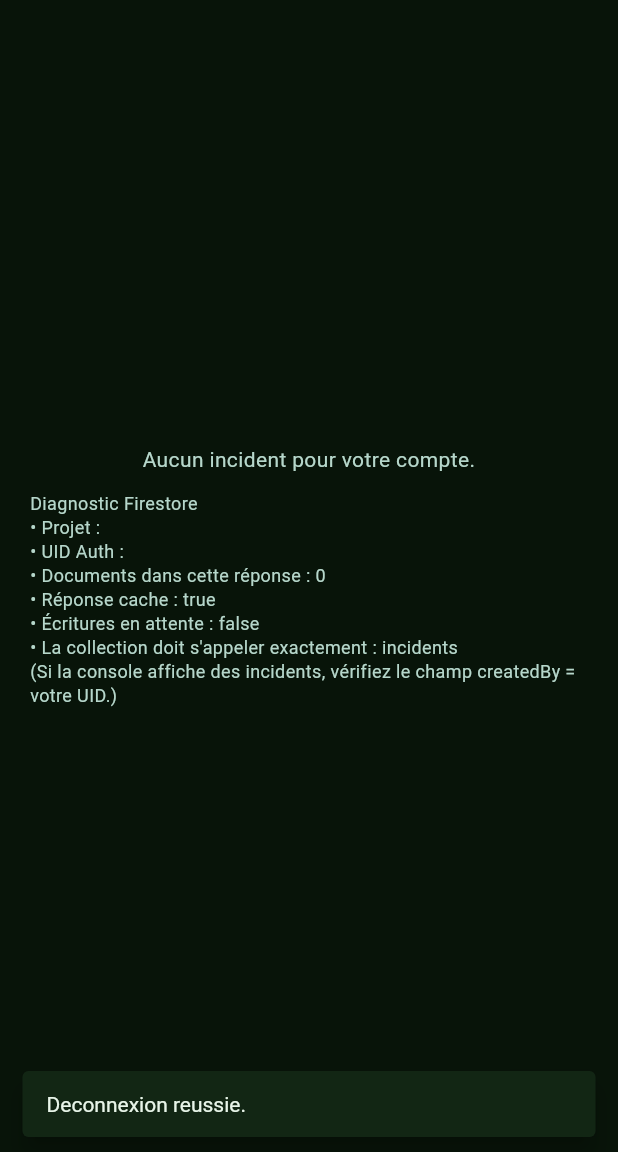
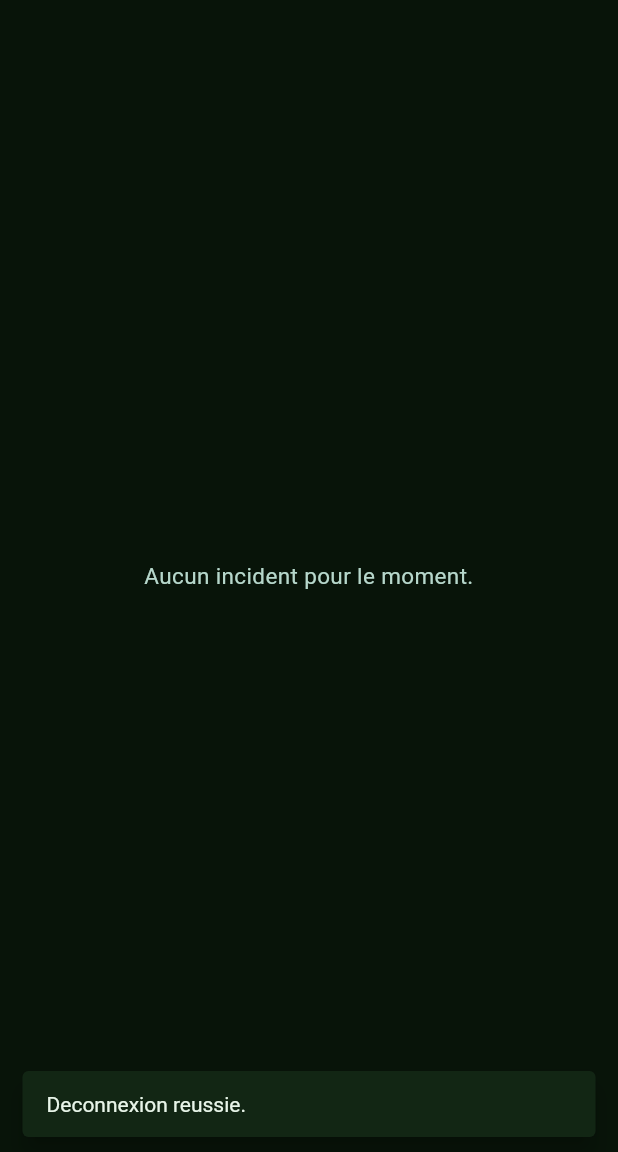
Before and after one commit to Aicha-Dennoune/smart-incident-reporter, a Flutter app: the EmployeMyIncidentsPage screen opened directly, after a tap on "Déconnexion", on a phone screen of 412 x 824 dp, the part 84-1236 px from its top. Run offline on Flutter 3.47's test engine with Material 3 defaults, Android fonts, the phone set to English and light mode, and no system bars; our stand-ins replace cached_network_image, cloud_firestore, firebase_auth, firebase_core, firebase_storage, image_picker; accounts and stored records are empty.

Commit message:
Ajout d'une nouvelle fonctionnalité 7

```diff
--- a/frontend/lib/screens/employe/employe_my_incidents_page.dart
+++ b/frontend/lib/screens/employe/employe_my_incidents_page.dart
@@ -126,30 +126,16 @@ class EmployeMyIncidentsPage extends StatelessWidget {
                     email,
                   );
                   if (docs.isEmpty) {
-                    return Center(
+                    return const Center(
                       child: Padding(
-                        padding: const EdgeInsets.all(20),
-                        child: Column(
-                          mainAxisAlignment: MainAxisAlignment.center,
-                          children: [
-                            const Text(
-                              'Aucun incident pour votre compte.',
-                              textAlign: TextAlign.center,
-                              style: TextStyle(
-                                color: IndustrialTokens.textSecondary,
-                              ),
-                            ),
-                            const SizedBox(height: 12),
-                            SelectableText(
-                              '${firestoreListDebugFooter(snap)}\n'
-                              '(Si la console affiche des incidents, vérifiez le champ createdBy = votre UID.)',
-                              style: const TextStyle(
-                                color: IndustrialTokens.textSecondary,
-                                fontSize: 12,
-                                height: 1.35,
-                              ),
-                            ),
-                          ],
+                        padding: EdgeInsets.all(24),
+                        child: Text(
+                          'Aucun incident pour le moment.',
+                          textAlign: TextAlign.center,
+                          style: TextStyle(
+                            color: IndustrialTokens.textSecondary,
+                            fontSize: 15,
+                          ),
                         ),
                       ),
                     );
--- a/frontend/pubspec.yaml
+++ b/frontend/pubspec.yaml
@@ -40,6 +40,8 @@ dependencies:
   firebase_storage: ^13.0.2
   http: ^1.5.0
   image_picker: ^1.2.0
+  image: ^4.5.4
+  cached_network_image: ^3.3.1
 
 dev_dependencies:
   flutter_test:
@@ -54,7 +56,6 @@ dev_dependencies:
 
 # For information on the generic Dart part of this file, see the
 # following page: https://dart.dev/tools/pub/pubspec
-
 # The following section is specific to Flutter packages.
 flutter:
 
```
Also changed, not shown: frontend/lib/screens/technicien/technicien_incident_detail_page.dart (+35 -15 lines), frontend/lib/services/incident_service.dart (+46 -4 lines), frontend/pubspec.lock, 2 other files.
